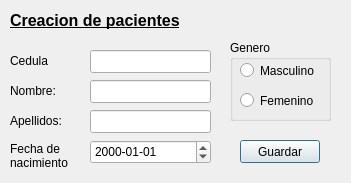
First picture: the form in gui/PacienteGUI.ui, repository santi-ago/Info2, before the edit.
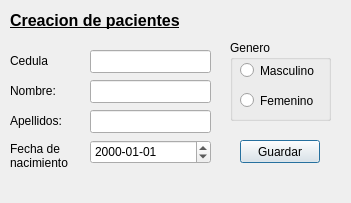
Second picture: the form after the edit.

Diff of the .ui file:
```diff
--- a/gui/PacienteGUI.ui
+++ b/gui/PacienteGUI.ui
@@ -7,7 +7,7 @@
     <x>0</x>
     <y>0</y>
     <width>351</width>
-    <height>183</height>
+    <height>203</height>
    </rect>
   </property>
   <property name="windowTitle">
```
Left out of the diff: 37 changed lines with no effect on the pictures.
